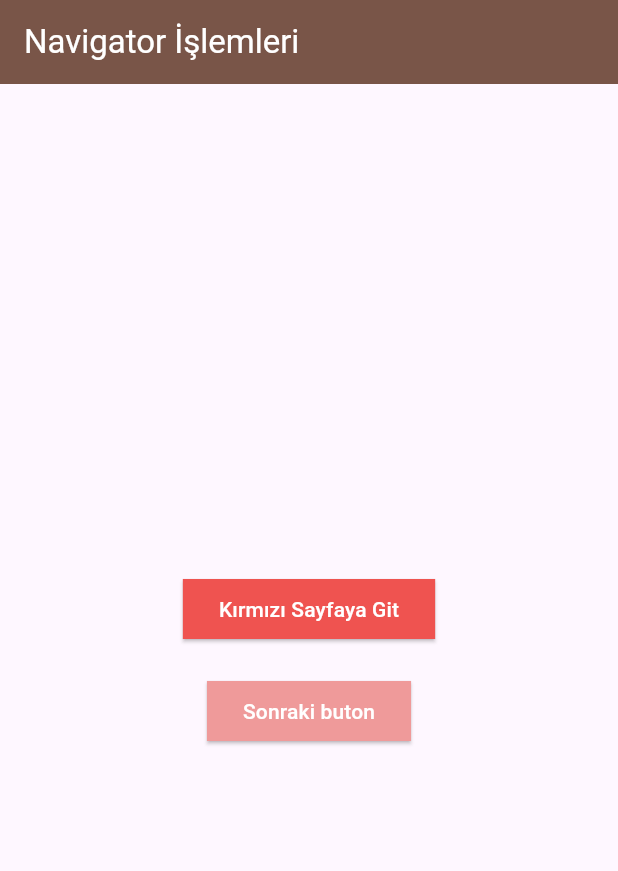
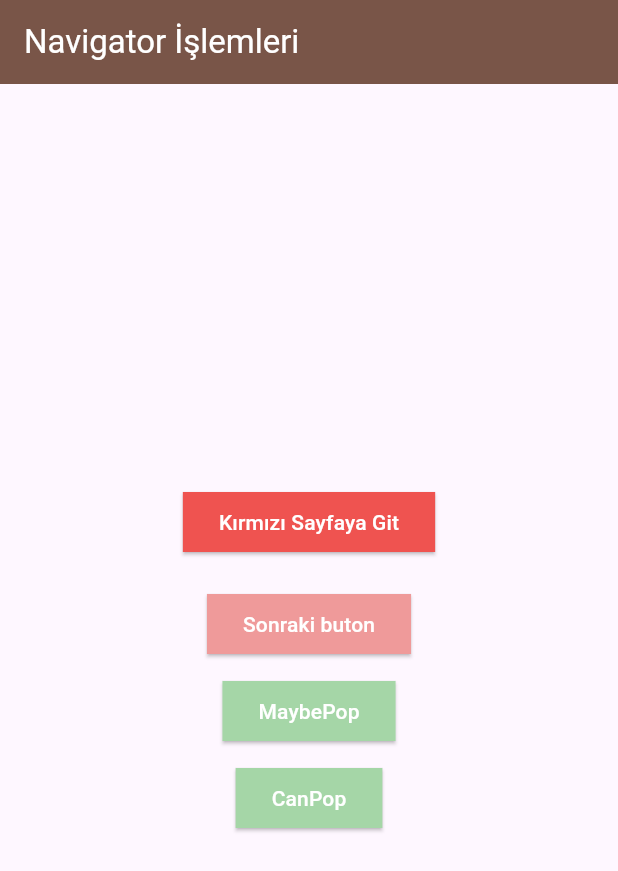
Before and after one commit to cerkesbilal/navigator_islemleri, a Flutter app: the screen it shows after launch, on a phone screen of 412 x 824 dp. Shown: the top 871 px of the screen. Run offline on Flutter 3.47's test engine with Material 3 defaults, Android fonts, the phone set to English and light mode, and no system bars.

Commit message:
canpop and maybepop

```diff
--- a/lib/main.dart
+++ b/lib/main.dart
@@ -64,6 +64,35 @@ class _NavigatorKullanimiState extends State<NavigatorKullanimi> {
               onPressed: () {},
               child: Text("Sonraki buton"),
             ),
+            SizedBox(height: 10),
+            ElevatedButton(
+              style: ElevatedButton.styleFrom(
+                backgroundColor: Colors.green.shade200,
+                foregroundColor: Colors.white,
+                shape: RoundedRectangleBorder(),
+              ),
+              onPressed: () {
+                Navigator.of(context).maybePop();
+              },
+              child: Text("MaybePop"),
+            ),
+
+            SizedBox(height: 10),
+            ElevatedButton(
+              style: ElevatedButton.styleFrom(
+                backgroundColor: Colors.green.shade200,
+                foregroundColor: Colors.white,
+                shape: RoundedRectangleBorder(),
+              ),
+              onPressed: () {
+                if (Navigator.canPop(context)) {
+                  Navigator.of(context).pop();
+                } else {
+                  Navigator.of(context).maybePop();
+                }
+              },
+              child: Text("CanPop"),
+            ),
           ],
         ),
       ),
@@ -88,6 +117,8 @@ Yeni Adı: PopScope
           canpop false ise burası çalışır. direk false değeri gönderir. Sayfa pop yapamaz mesela burada daha kayıt tamamlanmadı nereye gidiyorsun diyebiliriz.
         }
 
+        MaybePop: Butonun bulunduğu sayfa öncesinde başka sayfa yoksa bu kullanılır. Siyah ekran göstermek yerine o sayfada kalır.
+
 
 
 */
--- a/lib/red_page.dart
+++ b/lib/red_page.dart
@@ -47,6 +47,23 @@ class RedPage extends StatelessWidget {
                 },
                 child: Text("Ana Sayfaya Geri Dön"),
               ),
+
+              SizedBox(height: 10),
+              ElevatedButton(
+                style: ElevatedButton.styleFrom(
+                  backgroundColor: Colors.green.shade200,
+                  foregroundColor: Colors.white,
+                  shape: RoundedRectangleBorder(),
+                ),
+                onPressed: () {
+                  if (Navigator.canPop(context)) {
+                    Navigator.of(context).pop();
+                  } else {
+                    Navigator.of(context).maybePop();
+                  }
+                },
+                child: Text("CanPop"),
+              ),
             ],
           ),
         ),
```
